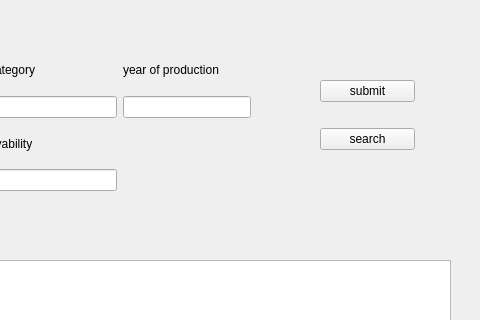
Old version of the form Data_base_car_rent/carwindow.ui in the repository mchrzanow/jpo_project; both pictures show x 320 to 800 and y 0 to 320 of the 800 by 600 pixel window.
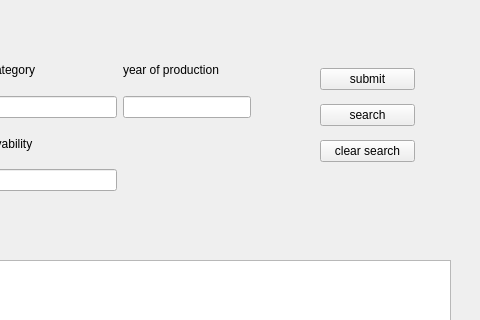
New version of the form.

```diff
--- a/Data_base_car_rent/carwindow.ui
+++ b/Data_base_car_rent/carwindow.ui
@@ -24,7 +24,7 @@
      </rect>
     </property>
    </widget>
-   <widget class="QWidget" name="">
+   <widget class="QWidget" name="layoutWidget">
     <property name="geometry">
      <rect>
       <x>40</x>
@@ -106,7 +106,7 @@
      </item>
     </layout>
    </widget>
-   <widget class="QWidget" name="">
+   <widget class="QWidget" name="layoutWidget">
     <property name="geometry">
      <rect>
       <x>640</x>
@@ -130,6 +130,13 @@
        </property>
       </widget>
      </item>
+     <item>
+      <widget class="QPushButton" name="clearsearch">
+       <property name="text">
+        <string>clear search</string>
+       </property>
+      </widget>
+     </item>
     </layout>
    </widget>
   </widget>
```
